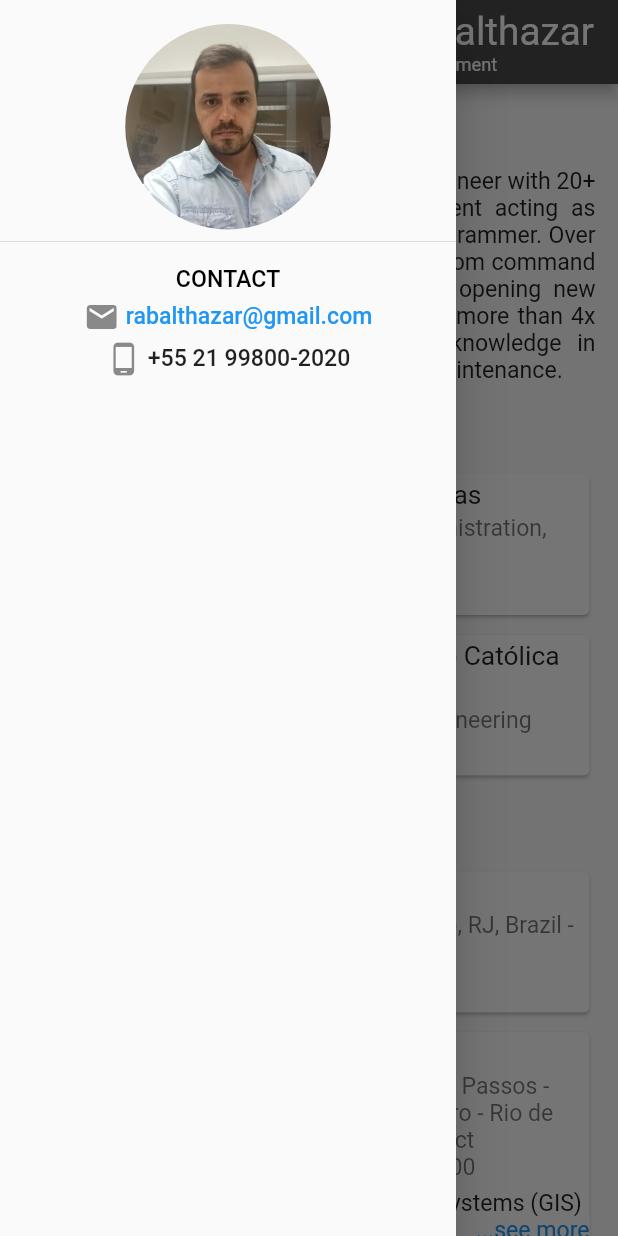
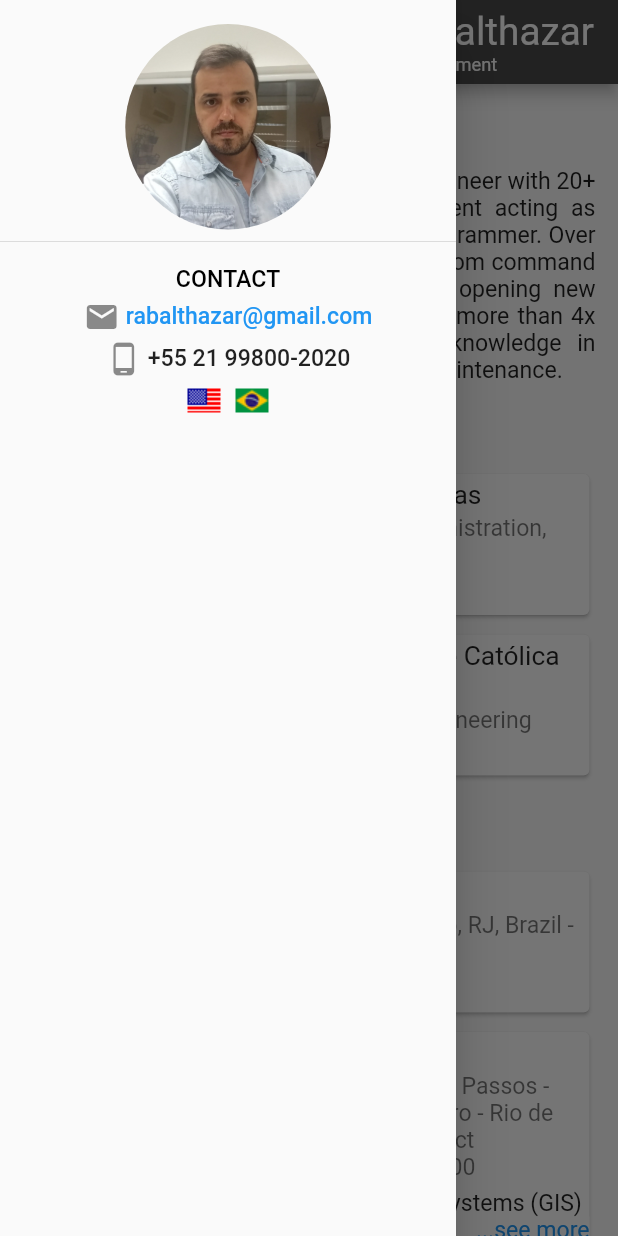
Before and after one commit to rabalthazar/resume, a Flutter app: the screen it shows after launch, with the side drawer open, on a phone screen of 412 x 824 dp. Run offline on Flutter 3.47's test engine with Material 2 defaults, Android fonts, the light colour scheme and no system bars; generated files the repository leaves out were written again.

Commit message:
Added multi language support

```diff
--- /dev/null
+++ b/l10n.yaml
@@ -0,0 +1,3 @@
+arb-dir: lib/l10n
+template-arb-file: app_en.arb
+output-localization-file: app_localizations.dart
--- /dev/null
+++ b/lib/data/person_data.dart
@@ -0,0 +1,144 @@
+import 'package:flutter/material.dart';
+import 'package:resume/model/entity/education.dart';
+import 'package:resume/model/entity/experience.dart';
+import 'package:resume/model/entity/person.dart';
+
+class PersonData {
+  static Person getData(Locale? locale) {
+    final countryCode = null != locale &&
+        _personData.keys.contains(locale.languageCode)
+        ? locale.languageCode
+        : 'en';
+
+    return _personData[countryCode]!;
+  }
+
+  static final _personData = {
+    'en': Person(
+      name: 'Rafael de Almeida Balthazar',
+      title: 'Computer Engineer / MBA, Project Management',
+      photoUrl: 'images/photo.jpeg',
+      email: 'rabalthazar@gmail.com',
+      phone: '+55 21 99800-2020',
+      summary: 'High skilled and committed computer engineer with 20+ years '
+          'experience in software development acting as team manager, solution '
+          'designer and programmer. Over the years I helped to bring the '
+          'company from command line and paper to the web and mobile, opening '
+          'new possibilities and markets making it grow more than 4x in client '
+          'numbers. I also have solid knowledge in servers and services '
+          'configuration and maintenance.',
+      education: [
+        Education(
+          logoUrl: 'images/puc.png',
+          school: 'Pontifícia Universidade Católica do Rio de Janeiro',
+          startYear: 1994,
+          endYear: 2000,
+          degree: 'Bachelor\'s',
+          fieldOfStudy: 'Computer Engineering',
+        ),
+        Education(
+          logoUrl: 'images/fgv.png',
+          school: 'Fundação Getúlio Vargas',
+          startYear: 2004,
+          endYear: 2006,
+          degree: 'Master of Business Administration',
+          fieldOfStudy: 'Project Management',
+        ),
+      ],
+      experience: [
+        Experience(
+            logoUrl: 'images/ipp.png',
+            title: 'Software Developer',
+            employmentType: EmploymentType.Contract,
+            company:
+            'Instituto Municipal Pereira Passos - Prefeitura do Rio de Janeiro',
+            location: 'Rio de Janeiro, RJ, Brazil',
+            currentlyWorking: false,
+            startMonth: 8,
+            startYear: 1998,
+            endMonth: 1,
+            endYear: 2000,
+            description: 'Geographic Information Systems (GIS) developer\n'
+                'Implantation of aero/satellite photos and huge image manipulation systems\n'
+                'Spatial Database Engine (SDE) administration'),
+        Experience(
+          logoUrl: 'images/controllab.jpeg',
+          title: 'IT Manager',
+          employmentType: EmploymentType.FullTime,
+          company: 'Controllab',
+          location: 'Rio de Janeiro, RJ, Brazil',
+          currentlyWorking: true,
+          startMonth: 2,
+          startYear: 2000,
+        ),
+      ],
+    ),
+    'pt': Person(
+      name: 'Rafael de Almeida Balthazar',
+      title: 'Engenheiro de Computação / MBA, Gerenciamento de Projetos',
+      photoUrl: 'images/photo.jpeg',
+      email: 'rabalthazar@gmail.com',
+      phone: '+55 21 99800-2020',
+      summary:
+      'Engenheiro de computação altamente qualificado e comprometido com '
+          'mais de 20 anos de experiência em desenvolvimento de software atuando '
+          'como gestor de equipes, designer de soluções e programador. Na minha '
+          'atual empresa tive papel fundamental para trazê-la da linha de '
+          'comando e papel para a web e dispositivos móveis, abrindo novas '
+          'possibilidades e mercados, fazendo com que crescesse em mas de 4 '
+          'vezes em número de clientes. Também tenho conhecimentos sólidos em '
+          'configuração de servidores e serviços como web, mail, banco de dados, '
+          'etc., em especial servidores linux.\n'
+          'Atualmente atuo como gestor de TI participando ativamente de todas as '
+          'etapas do desenvolvimento, contratações e gerenciamento de pessoal e '
+          'projetos.',
+      education: [
+        Education(
+          logoUrl: 'images/puc.png',
+          school: 'Pontifícia Universidade Católica do Rio de Janeiro',
+          startYear: 1994,
+          endYear: 2000,
+          degree: 'Graduação',
+          fieldOfStudy: 'Engenharia de Computação',
+        ),
+        Education(
+          logoUrl: 'images/fgv.png',
+          school: 'Fundação Getúlio Vargas',
+          startYear: 2004,
+          endYear: 2006,
+          degree: 'Master of Business Administration',
+          fieldOfStudy: 'Gerenciamento de Projetos',
+        ),
+      ],
+      experience: [
+        Experience(
+          logoUrl: 'images/ipp.png',
+          title: 'Desenvolvedor de Software',
+          employmentType: EmploymentType.Contract,
+          company:
+          'Instituto Municipal Pereira Passos - Prefeitura do Rio de Janeiro',
+          location: 'Rio de Janeiro, RJ, Brasil',
+          currentlyWorking: false,
+          startMonth: 8,
+          startYear: 1998,
+          endMonth: 1,
+          endYear: 2000,
+          description:
+          'Desenvolvimento de sistemas de informação geográfica (Geographic Information Systems/GIS)\n'
+              'Implantação de sistemas para manipulação de imagens gigantescas (huge image) aéreas ou de satélites\n'
+              'Administração da base de dados espacial (Spatial Database Engine/SDE)',
+        ),
+        Experience(
+          logoUrl: 'images/controllab.jpeg',
+          title: 'Gestor de TI',
+          employmentType: EmploymentType.FullTime,
+          company: 'Controllab',
+          location: 'Rio de Janeiro, RJ, Brazil',
+          currentlyWorking: true,
+          startMonth: 2,
+          startYear: 2000,
+        ),
+      ],
+    ),
+  };
+}
--- /dev/null
+++ b/lib/l10n/app_en.arb
@@ -0,0 +1,40 @@
+{
+  "appTitle": "{name}'s Resume",
+  "@appTitle": {
+    "description": "The app's main title",
+    "placeholders": {
+      "name": {
+        "type": "String",
+        "example": "Rafael"
+      }
+    }
+  },
+  "contact": "Contact",
+  "@contact": {
+    "description": "Contact section title"
+  },
+  "education": "Education",
+  "@education": {
+    "description": "Education section title"
+  },
+  "experience": "Experience",
+  "@experience": {
+    "description": "Experience section title"
+  },
+  "present": "Present",
+  "@present": {
+    "description": "Text used to indicate an ongoing job"
+  },
+  "seeLess": "see less",
+  "@seeLess": {
+    "description": "Exhibited on cards description when they're expanded"
+  },
+  "seeMore": "see more",
+  "@seeMore": {
+    "description": "Exhibited on cards description when they're collapsed"
+  },
+  "summary": "Summary",
+  "@summary": {
+    "description": "Summary title"
+  }
+}
--- /dev/null
+++ b/lib/l10n/app_pt.arb
@@ -0,0 +1,10 @@
+{
+  "appTitle": "Currículo de {name}",
+  "contact": "Contato",
+  "education": "Formação",
+  "experience": "Experiência",
+  "present": "presente",
+  "seeLess": "ver menos",
+  "seeMore": "ver mais",
+  "summary": "Resumo"
+}
--- a/lib/main.dart
+++ b/lib/main.dart
@@ -1,80 +1,32 @@
 import 'package:flutter/material.dart';
-import 'package:resume/model/entity/education.dart';
-import 'package:resume/model/entity/experience.dart';
-import 'package:resume/model/entity/person.dart';
+import 'package:flutter_gen/gen_l10n/app_localizations.dart';
+import 'package:provider/provider.dart';
+import 'package:resume/data/person_data.dart';
+import 'package:resume/provider/locale_provider.dart';
 import 'package:resume/screen/resume/resume_screen.dart';
 
 void main() {
-  runApp(MyApp());
+  runApp(ChangeNotifierProvider(
+    create: (context) => LocaleModel(),
+    child: MyApp(),
+  ));
 }
 
 class MyApp extends StatelessWidget {
   @override
   Widget build(BuildContext context) {
-    final person = Person(
-      name: 'Rafael de Almeida Balthazar',
-      title: 'Computer Engineer / MBA, Project Management',
-      photoUrl: 'images/photo.jpeg',
-      email: 'rabalthazar@gmail.com',
-      phone: '+55 21 99800-2020',
-      summary: 'High skilled and committed computer engineer with 20+ years '
-          'experience in software development acting as team manager, solution '
-          'designer and programmer. Over the years I helped to bring the '
-          'company from command line and paper to the web and mobile, opening '
-          'new possibilities and markets making it grow more than 4x in client '
-          'numbers. I also have solid knowledge in servers and services '
-          'configuration and maintenance.',
-      education: [
-        Education(
-          logoUrl: 'images/puc.png',
-          school: 'Pontifícia Universidade Católica do Rio de Janeiro',
-          startYear: 1994,
-          endYear: 2000,
-          degree: 'Bachelor\'s',
-          fieldOfStudy: 'Computer Engineering',
-        ),
-        Education(
-          logoUrl: 'images/fgv.png',
-          school: 'Fundação Getúlio Vargas',
-          startYear: 2004,
-          endYear: 2006,
-          degree: 'Master of Business Administration',
-          fieldOfStudy: 'Project Management',
-        ),
-      ],
-      experience: [
-        Experience(
-          logoUrl: 'images/ipp.png',
-          title: 'Software Developer',
-          employmentType: EmploymentType.Contract,
-          company:
-              'Instituto Municipal Pereira Passos - Prefeitura do Rio de Janeiro',
-          location: 'Rio de Janeiro, RJ, Brazil',
-          currentlyWorking: false,
-          startMonth: 8,
-          startYear: 1998,
-          endMonth: 1,
-          endYear: 2000,
-          description: 'Geographic Information Systems (GIS) developer\n'
-              'Implantation of aero/satellite photos and huge image manipulation systems\n'
-              'Spatial Database Engine (SDE) administration'
-        ),
-        Experience(
-          logoUrl: 'images/controllab.jpeg',
-          title: 'IT Manager',
-          employmentType: EmploymentType.FullTime,
-          company:
-          'Controllab',
-          location: 'Rio de Janeiro, RJ, Brazil',
-          currentlyWorking: true,
-          startMonth: 2,
-          startYear: 2000,
-        ),
-      ],
-    );
-
-    return MaterialApp(
+    return Consumer<LocaleModel>(
+      builder: (BuildContext context, LocaleModel localeModel, Widget? child) =>
+          MaterialApp(
+        localizationsDelegates: AppLocalizations.localizationsDelegates,
+        supportedLocales: AppLocalizations.supportedLocales,
+        locale: localeModel.locale,
         title: 'Flutter Demo',
+        onGenerateTitle: (context) {
+          final locale = Localizations.localeOf(context);
+          final name = PersonData.getData(locale).name;
+          return AppLocalizations.of(context)!.appTitle(name);
+        },
         theme: ThemeData(
           primaryColor: const Color.fromRGBO(75, 75, 75, 1.0),
           fontFamily: 'Raleway',
@@ -82,8 +34,7 @@ class MyApp extends StatelessWidget {
                 fontSizeFactor: 1.1,
               ),
         ),
-      home: ResumeScreen(
-        person: person,
+        home: ResumeScreen(),
       ),
     );
   }
--- /dev/null
+++ b/lib/provider/locale_provider.dart
@@ -0,0 +1,17 @@
+import 'package:flutter/material.dart';
+import 'package:flutter_gen/gen_l10n/app_localizations.dart';
+
+class LocaleModel extends ChangeNotifier {
+  LocaleModel();
+
+  Locale _locale = Locale('en');
+
+  Locale get locale => _locale;
+
+  set locale (Locale locale) {
+    if (_locale != locale && AppLocalizations.delegate.isSupported(locale)) {
+      _locale = locale;
+      notifyListeners();
+    }
+  }
+}
--- a/lib/screen/resume/components/contacts.dart
+++ b/lib/screen/resume/components/contacts.dart
@@ -1,4 +1,5 @@
 import 'package:flutter/material.dart';
+import 'package:flutter_gen/gen_l10n/app_localizations.dart';
 import 'package:resume/components/empty_widget.dart';
 import 'package:resume/components/link.dart';
 
@@ -17,7 +18,7 @@ class Contacts extends StatelessWidget {
               Padding(
                 padding: const EdgeInsets.only(top: 4.0),
                 child: Text(
-                  'Contact'.toUpperCase(),
+                  AppLocalizations.of(context)!.contact.toUpperCase(),
                   style: Theme.of(context).textTheme.subtitle2,
                 ),
               ),
--- a/lib/screen/resume/components/education_list.dart
+++ b/lib/screen/resume/components/education_list.dart
@@ -1,4 +1,5 @@
 import 'package:flutter/material.dart';
+import 'package:flutter_gen/gen_l10n/app_localizations.dart';
 import 'package:resume/model/entity/education.dart';
 import 'package:resume/screen/resume/components/education_item.dart';
 
@@ -21,7 +22,7 @@ class EducationList extends StatelessWidget {
           padding: EdgeInsets.only(bottom: 10.0),
           alignment: Alignment.centerLeft,
           child: Text(
-            'Education',
+            AppLocalizations.of(context)!.education,
             style: Theme.of(context).textTheme.headline6,
           ),
         ),
--- a/lib/screen/resume/components/experience_item.dart
+++ b/lib/screen/resume/components/experience_item.dart
@@ -1,4 +1,5 @@
 import 'package:flutter/material.dart';
+import 'package:flutter_gen/gen_l10n/app_localizations.dart';
 import 'package:intl/intl.dart';
 import 'package:resume/components/expandable_text.dart';
 import 'package:resume/components/info_card.dart';
@@ -14,9 +15,9 @@ class ExperienceItem extends StatelessWidget {
     final start = DateTime(item.startYear, item.startMonth);
     final now = DateTime.now();
     final end = DateTime(item.endYear ?? now.year, item.endMonth ?? now.month);
-    final formatter = DateFormat.yMMMM();
+    final formatter = DateFormat.yMMMM(Localizations.localeOf(context).toLanguageTag());
     final strStart = formatter.format(start);
-    final strEnd = item.currentlyWorking ? 'Present' : formatter.format(end);
+    final strEnd = item.currentlyWorking ? AppLocalizations.of(context)!.present : formatter.format(end);
 
     return InfoCard(
       leading: Image.asset(
@@ -45,6 +46,8 @@ class ExperienceItem extends StatelessWidget {
           ? ExpandableText(
               item.description!,
               maxLines: 2,
+              lessText: AppLocalizations.of(context)!.seeLess,
+              moreText: AppLocalizations.of(context)!.seeMore,
             )
           : null,
     );
--- a/lib/screen/resume/components/experience_list.dart
+++ b/lib/screen/resume/components/experience_list.dart
@@ -1,4 +1,5 @@
 import 'package:flutter/material.dart';
+import 'package:flutter_gen/gen_l10n/app_localizations.dart';
 import 'package:resume/model/entity/experience.dart';
 import 'package:resume/screen/resume/components/experience_item.dart';
 
@@ -21,7 +22,7 @@ class ExperienceList extends StatelessWidget {
           padding: EdgeInsets.only(bottom: 10.0),
           alignment: Alignment.centerLeft,
           child: Text(
-            'Experience',
+            AppLocalizations.of(context)!.experience,
             style: Theme.of(context).textTheme.headline6,
           ),
         ),
--- /dev/null
+++ b/lib/screen/resume/components/language_selector.dart
@@ -0,0 +1,24 @@
+import 'package:flutter/material.dart';
+import 'package:flutter/rendering.dart';
+import 'package:flutter_gen/gen_l10n/app_localizations.dart';
+import 'package:provider/provider.dart';
+import 'package:resume/provider/locale_provider.dart';
+
+class LanguageSelector extends StatelessWidget {
+  LanguageSelector({required this.locale});
+
+  final Locale locale;
+
+  @override
+  Widget build(BuildContext context) => MouseRegion(
+        cursor: SystemMouseCursors.click,
+        child: GestureDetector(
+          child: Image.asset('images/flag_${locale.languageCode}.png'),
+          onTap: () {
+            if (AppLocalizations.supportedLocales.contains(locale)) {
+              Provider.of<LocaleModel>(context, listen: false).locale = locale;
+            }
+          },
+        ),
+      );
+}
--- a/lib/screen/resume/components/summary.dart
+++ b/lib/screen/resume/components/summary.dart
@@ -1,4 +1,5 @@
 import 'package:flutter/material.dart';
+import 'package:flutter_gen/gen_l10n/app_localizations.dart';
 
 class Summary extends StatelessWidget {
   final String summary;
@@ -13,7 +14,7 @@ class Summary extends StatelessWidget {
         Padding(
           padding: EdgeInsets.only(bottom: 10.0),
           child: Text(
-            'Summary',
+            AppLocalizations.of(context)!.summary,
             style: Theme.of(context).textTheme.headline6,
           ),
         ),
--- a/lib/screen/resume/resume_screen.dart
+++ b/lib/screen/resume/resume_screen.dart
@@ -1,10 +1,14 @@
+import 'package:flutter/cupertino.dart';
 import 'package:flutter/material.dart';
 import 'package:flutter/rendering.dart';
+import 'package:flutter_gen/gen_l10n/app_localizations.dart';
 import 'package:resume/components/asset_avatar.dart';
+import 'package:resume/data/person_data.dart';
 import 'package:resume/model/entity/person.dart';
 import 'package:resume/screen/resume/components/contacts.dart';
 import 'package:resume/screen/resume/components/education_list.dart';
 import 'package:resume/screen/resume/components/header_title.dart';
+import 'package:resume/screen/resume/components/language_selector.dart';
 import 'package:resume/screen/resume/components/summary.dart';
 
 import 'components/experience_list.dart';
@@ -12,10 +16,7 @@ import 'components/experience_list.dart';
 class ResumeScreen extends StatefulWidget {
   const ResumeScreen({
     Key? key,
-    required this.person,
   }) : super(key: key);
-
-  final Person person;
 
   static double headerHeight = 100.0;
 
@@ -25,20 +26,21 @@ class ResumeScreen extends StatefulWidget {
 
 class _ResumeScreenState extends State<ResumeScreen> {
   bool _isLargeScreen = false;
+  late Person _person;
 
   List<Widget> _buildDetailsViewWidgets() {
     return [
       Padding(
         padding: EdgeInsets.only(top: 10.0),
-        child: Summary(summary: widget.person.summary),
+        child: Summary(summary: _person.summary),
       ),
       Padding(
         padding: const EdgeInsets.only(top: 15.0),
-        child: EducationList(items: widget.person.education),
+        child: EducationList(items: _person.education),
       ),
       Padding(
         padding: const EdgeInsets.only(top: 15.0),
-        child: ExperienceList(items: widget.person.experience),
+        child: ExperienceList(items: _person.experience),
       ),
     ];
   }
@@ -60,17 +62,30 @@ class _ResumeScreenState extends State<ResumeScreen> {
         Padding(
           padding: const EdgeInsets.all(10.0),
           child: AssetAvatar(
-            url: widget.person.photoUrl,
+            url: _person.photoUrl,
             width: width,
           ),
         ),
         Contacts(
-          email: widget.person.email,
-          phone: widget.person.phone,
+          email: _person.email,
+          phone: _person.phone,
         ),
       ],
     );
   }
+
+  Widget _buildLanguageSelectors() => Row(
+        mainAxisSize: MainAxisSize.min,
+        children: [
+          for (final locale in AppLocalizations.supportedLocales)
+            Padding(
+              padding: const EdgeInsets.symmetric(horizontal: 4.0),
+              child: LanguageSelector(
+                locale: locale,
+              ),
+            ),
+        ],
+      );
 
   Widget _buildLargeScreen() {
     const contactsWidth = 250.0;
@@ -79,10 +94,13 @@ class _ResumeScreenState extends State<ResumeScreen> {
       appBar: AppBar(
         toolbarHeight: 100.0,
         title: HeaderTitle(
-          name: widget.person.name,
-          title: widget.person.title,
+          name: _person.name,
+          title: _person.title,
           height: 150.0,
         ),
+        actions: [
+          _buildLanguageSelectors(),
+        ],
       ),
       body: SingleChildScrollView(
         padding: EdgeInsets.only(bottom: 15.0),
@@ -102,8 +120,8 @@ class _ResumeScreenState extends State<ResumeScreen> {
     return Scaffold(
       appBar: AppBar(
         title: HeaderTitle(
-          name: widget.person.name,
-          title: widget.person.title,
+          name: _person.name,
+          title: _person.title,
           height: 100.0,
         ),
       ),
@@ -112,14 +130,15 @@ class _ResumeScreenState extends State<ResumeScreen> {
           padding: EdgeInsets.zero,
           children: [
             DrawerHeader(
-              child: AssetAvatar(url: widget.person.photoUrl),
+              child: AssetAvatar(url: _person.photoUrl),
             ),
             ListTile(
               title: Contacts(
-                email: widget.person.email,
-                phone: widget.person.phone,
+                email: _person.email,
+                phone: _person.phone,
               ),
             ),
+            Center(child: _buildLanguageSelectors())
           ],
         ),
       ),
@@ -132,6 +151,9 @@ class _ResumeScreenState extends State<ResumeScreen> {
 
   @override
   Widget build(BuildContext context) {
+    final locale = Localizations.localeOf(context);
+    _person = PersonData.getData(locale);
+
     return NotificationListener<SizeChangedLayoutNotification>(
       onNotification: (notification) {
         setState(() {});
--- a/pubspec.yaml
+++ b/pubspec.yaml
@@ -23,7 +23,10 @@ environment:
 dependencies:
   flutter:
     sdk: flutter
+  flutter_localizations:
+    sdk: flutter
   intl: ^0.17.0
+  provider: ^5.0.0
   url_launcher: ^6.0.0
 
 
@@ -40,6 +43,7 @@ dev_dependencies:
 
 # The following section is specific to Flutter.
 flutter:
+  generate: true
 
   # The following line ensures that the Material Icons font is
   # included with your application, so that you can use the icons in
@@ -50,6 +54,8 @@ flutter:
   assets:
     - images/controllab.jpeg
     - images/fgv.png
+    - images/flag_en.png
+    - images/flag_pt.png
     - images/ipp.png
     - images/photo.jpeg
     - images/puc.png
```
Also changed, not shown: images/flag_en.png (added), images/flag_pt.png (added), pubspec.lock, 2 other files. Lines whose indentation alone changed are shown as unchanged.
